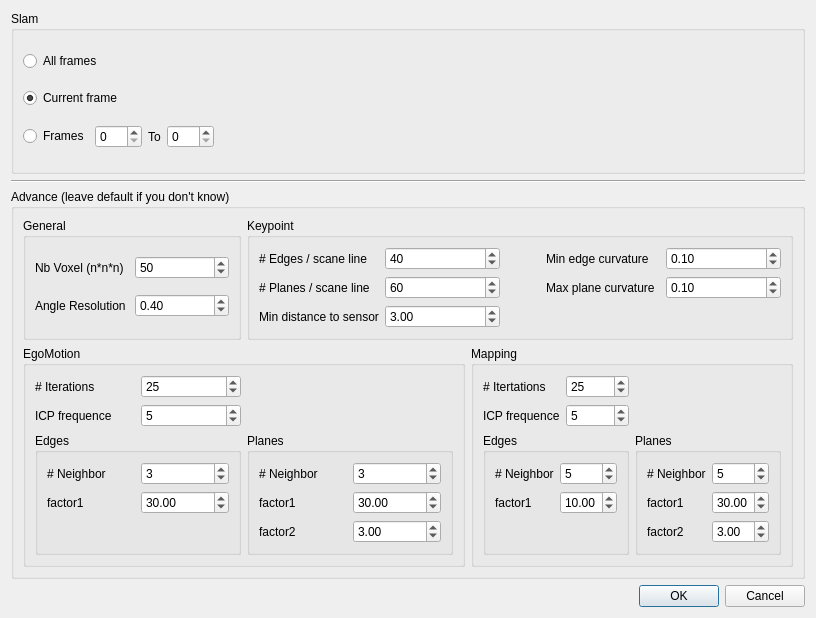
Above: VelodyneHDL/vvSlamConfigurationDialog.ui from Kitware/VeloView before the change. Below: the same form after it.
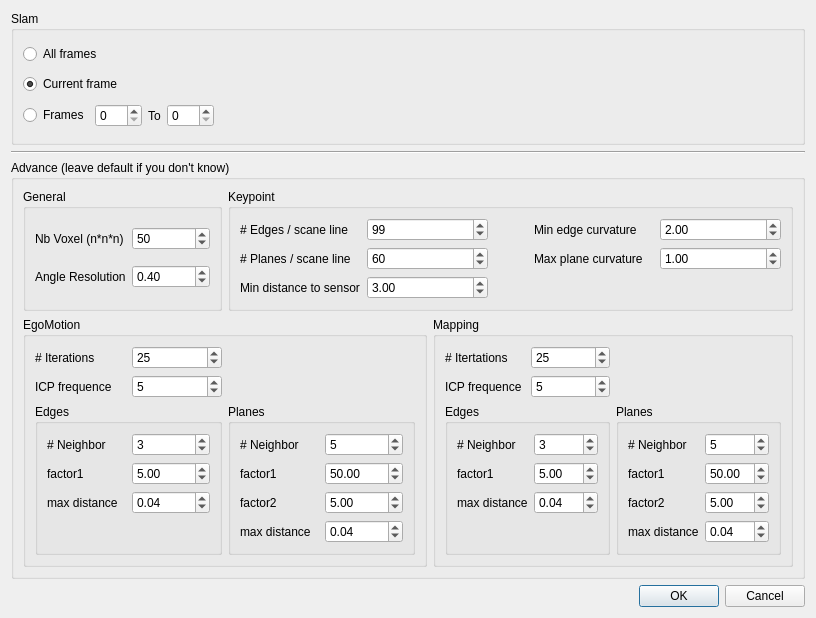
That is the form after the change.

What changed in the file:
```diff
--- a/VelodyneHDL/vvSlamConfigurationDialog.ui
+++ b/VelodyneHDL/vvSlamConfigurationDialog.ui
@@ -60,17 +60,20 @@
             <string>Edges</string>
            </property>
            <layout class="QGridLayout" name="gridLayout_10">
-            <item row="1" column="1">
-             <widget class="QDoubleSpinBox" name="Mapping_LineDistance_factor">
-              <property name="value">
-               <double>10.000000000000000</double>
-              </property>
-             </widget>
-            </item>
             <item row="0" column="1">
              <widget class="QSpinBox" name="Mapping_LineDistance_k">
               <property name="value">
-               <number>5</number>
+               <number>3</number>
+              </property>
+             </widget>
+            </item>
+            <item row="1" column="1">
+             <widget class="QDoubleSpinBox" name="Mapping_LineDistance_factor">
+              <property name="maximum">
+               <double>999.990000000000009</double>
+              </property>
+              <property name="value">
+               <double>5.000000000000000</double>
               </property>
              </widget>
             </item>
@@ -88,13 +91,27 @@
               </property>
              </widget>
             </item>
-            <item row="2" column="0">
+            <item row="3" column="0">
              <widget class="QLabel" name="label_11">
               <property name="text">
                <string/>
               </property>
              </widget>
             </item>
+            <item row="2" column="0">
+             <widget class="QLabel" name="label_27">
+              <property name="text">
+               <string>max distance</string>
+              </property>
+             </widget>
+            </item>
+            <item row="2" column="1">
+             <widget class="QDoubleSpinBox" name="Mapping_Line_Max_Distance">
+              <property name="value">
+               <double>0.040000000000000</double>
+              </property>
+             </widget>
+            </item>
            </layout>
           </widget>
          </item>
@@ -104,20 +121,6 @@
             <string>Planes</string>
            </property>
            <layout class="QGridLayout" name="gridLayout_9">
-            <item row="2" column="1">
-             <widget class="QDoubleSpinBox" name="Mapping_PlaneDistance_factor2">
-              <property name="value">
-               <double>3.000000000000000</double>
-              </property>
-             </widget>
-            </item>
-            <item row="1" column="1">
-             <widget class="QDoubleSpinBox" name="Mapping_PlaneDistance_factor1">
-              <property name="value">
-               <double>30.000000000000000</double>
-              </property>
-             </widget>
-            </item>
             <item row="0" column="1">
              <widget class="QSpinBox" name="Mapping_PlaneDistance_k">
               <property name="value">
@@ -125,6 +128,16 @@
               </property>
              </widget>
             </item>
+            <item row="1" column="1">
+             <widget class="QDoubleSpinBox" name="Mapping_PlaneDistance_factor1">
+              <property name="maximum">
+               <double>999.990000000000009</double>
+              </property>
+              <property name="value">
+               <double>50.000000000000000</double>
+              </property>
+             </widget>
+            </item>
             <item row="0" column="0">
              <widget class="QLabel" name="label_23">
               <property name="text">
@@ -132,6 +145,16 @@
               </property>
              </widget>
             </item>
+            <item row="2" column="1">
+             <widget class="QDoubleSpinBox" name="Mapping_PlaneDistance_factor2">
+              <property name="maximum">
+               <double>999.990000000000009</double>
+              </property>
+              <property name="value">
+               <double>5.000000000000000</double>
+              </property>
+             </widget>
+            </item>
             <item row="2" column="0">
              <widget class="QLabel" name="label_25">
               <property name="text">
@@ -146,6 +169,20 @@
               </property>
              </widget>
             </item>
+            <item row="3" column="0">
+             <widget class="QLabel" name="label_28">
+              <property name="text">
+               <string>max distance</string>
+              </property>
+             </widget>
+            </item>
+            <item row="3" column="1">
+             <widget class="QDoubleSpinBox" name="Mapping_Plane_Max_Distance">
+              <property name="value">
+               <double>0.040000000000000</double>
+              </property>
+             </widget>
+            </item>
            </layout>
           </widget>
          </item>
@@ -181,6 +218,9 @@
          </item>
          <item row="1" column="1">
           <widget class="QSpinBox" name="Keypoint_MaxPlanarsPerScanLine">
+           <property name="maximum">
+            <number>999</number>
+           </property>
            <property name="value">
             <number>60</number>
            </property>
@@ -188,8 +228,11 @@
          </item>
          <item row="0" column="1">
           <widget class="QSpinBox" name="Keypoint_MaxEdgePerScanLine">
+           <property name="maximum">
+            <number>999</number>
+           </property>
            <property name="value">
-            <number>40</number>
+            <number>99</number>
            </property>
           </widget>
          </item>
@@ -225,21 +268,27 @@
          </item>
          <item row="0" column="4">
           <widget class="QDoubleSpinBox" name="Keypoint_PlaneCurvatureThreshold">
+           <property name="maximum">
+            <double>999.990000000000009</double>
+           </property>
            <property name="singleStep">
             <double>0.100000000000000</double>
            </property>
            <property name="value">
-            <double>0.100000000000000</double>
+            <double>2.000000000000000</double>
            </property>
           </widget>
          </item>
          <item row="1" column="4">
           <widget class="QDoubleSpinBox" name="Keypoint_EdgeCurvatureThreshold">
+           <property name="maximum">
+            <double>999.990000000000009</double>
+           </property>
            <property name="singleStep">
             <double>0.100000000000000</double>
            </property>
            <property name="value">
-            <double>0.100000000000000</double>
+            <double>1.000000000000000</double>
            </property>
           </widget>
          </item>
@@ -272,13 +321,6 @@
             <string>Edges</string>
            </property>
            <layout class="QGridLayout" name="gridLayout_7">
-            <item row="0" column="0">
-             <widget class="QLabel" name="label_17">
-              <property name="text">
-               <string># Neighbor</string>
-              </property>
-             </widget>
-            </item>
             <item row="1" column="0">
              <widget class="QLabel" name="label_16">
               <property name="text">
@@ -286,27 +328,54 @@
               </property>
              </widget>
             </item>
-            <item row="1" column="1">
-             <widget class="QDoubleSpinBox" name="EgoMotion_LineDistance_factor">
-              <property name="value">
-               <double>30.000000000000000</double>
+            <item row="0" column="0">
+             <widget class="QLabel" name="label_17">
+              <property name="text">
+               <string># Neighbor</string>
               </property>
              </widget>
             </item>
-            <item row="0" column="1">
-             <widget class="QSpinBox" name="EgoMotion_LineDistance_k">
-              <property name="value">
-               <number>3</number>
-              </property>
-             </widget>
-            </item>
-            <item row="2" column="0">
+            <item row="3" column="0">
              <widget class="QLabel" name="label_10">
               <property name="text">
                <string/>
               </property>
              </widget>
             </item>
+            <item row="0" column="1">
+             <widget class="QSpinBox" name="EgoMotion_LineDistance_k">
+              <property name="value">
+               <number>3</number>
+              </property>
+             </widget>
+            </item>
+            <item row="1" column="1">
+             <widget class="QDoubleSpinBox" name="EgoMotion_LineDistance_factor">
+              <property name="maximum">
+               <double>999.990000000000009</double>
+              </property>
+              <property name="value">
+               <double>5.000000000000000</double>
+              </property>
+             </widget>
+            </item>
+            <item row="2" column="0">
+             <widget class="QLabel" name="label_9">
+              <property name="text">
+               <string>max distance</string>
+              </property>
+             </widget>
+            </item>
+            <item row="2" column="1">
+             <widget class="QDoubleSpinBox" name="EgoMotion_Line_Max_Distance">
+              <property name="singleStep">
+               <double>0.010000000000000</double>
+              </property>
+              <property name="value">
+               <double>0.040000000000000</double>
+              </property>
+             </widget>
+            </item>
            </layout>
           </widget>
          </item>
@@ -316,13 +385,6 @@
             <string>Planes</string>
            </property>
            <layout class="QGridLayout" name="gridLayout_8">
-            <item row="0" column="1">
-             <widget class="QSpinBox" name="EgoMotion_PlaneDistance_k">
-              <property name="value">
-               <number>3</number>
-              </property>
-             </widget>
-            </item>
             <item row="2" column="0">
              <widget class="QLabel" name="label_20">
               <property name="text">
@@ -330,24 +392,37 @@
               </property>
              </widget>
             </item>
-            <item row="0" column="0">
-             <widget class="QLabel" name="label_18">
-              <property name="text">
-               <string># Neighbor</string>
-              </property>
-             </widget>
-            </item>
             <item row="1" column="1">
              <widget class="QDoubleSpinBox" name="EgoMotion_PlaneDistance_factor1">
+              <property name="maximum">
+               <double>999.990000000000009</double>
+              </property>
               <property name="value">
-               <double>30.000000000000000</double>
+               <double>50.000000000000000</double>
+              </property>
+             </widget>
+            </item>
+            <item row="0" column="1">
+             <widget class="QSpinBox" name="EgoMotion_PlaneDistance_k">
+              <property name="value">
+               <number>5</number>
               </property>
              </widget>
             </item>
             <item row="2" column="1">
              <widget class="QDoubleSpinBox" name="EgoMotion_PlaneDistance_factor2">
+              <property name="maximum">
+               <double>999.990000000000009</double>
+              </property>
               <property name="value">
-               <double>3.000000000000000</double>
+               <double>5.000000000000000</double>
+              </property>
+             </widget>
+            </item>
+            <item row="0" column="0">
+             <widget class="QLabel" name="label_18">
+              <property name="text">
+               <string># Neighbor</string>
               </property>
              </widget>
             </item>
@@ -358,6 +433,20 @@
               </property>
              </widget>
             </item>
+            <item row="3" column="0">
+             <widget class="QLabel" name="label_26">
+              <property name="text">
+               <string>max distance</string>
+              </property>
+             </widget>
+            </item>
+            <item row="3" column="1">
+             <widget class="QDoubleSpinBox" name="EgoMotion_Plane_Max_Distance">
+              <property name="value">
+               <double>0.040000000000000</double>
+              </property>
+             </widget>
+            </item>
            </layout>
           </widget>
          </item>
```
